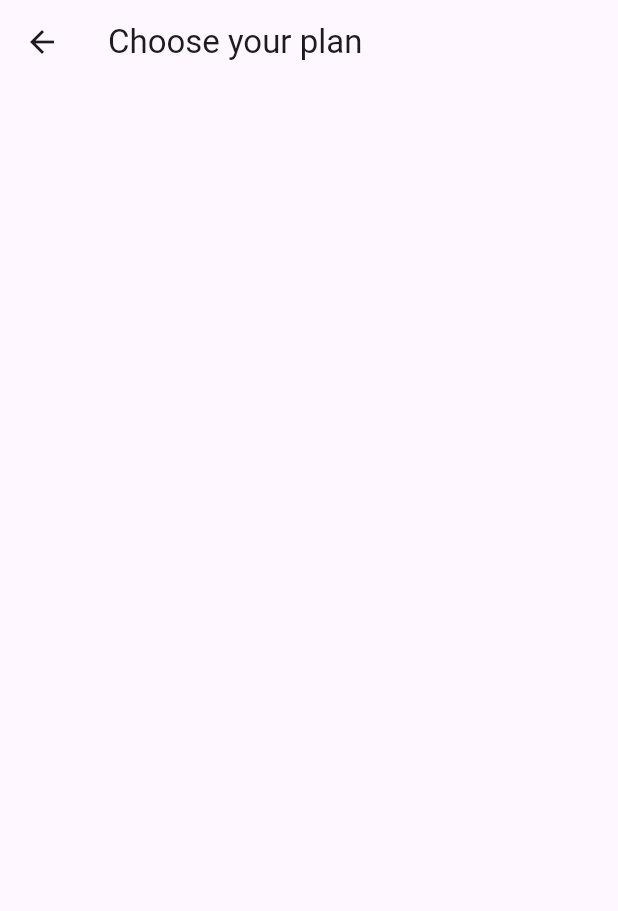
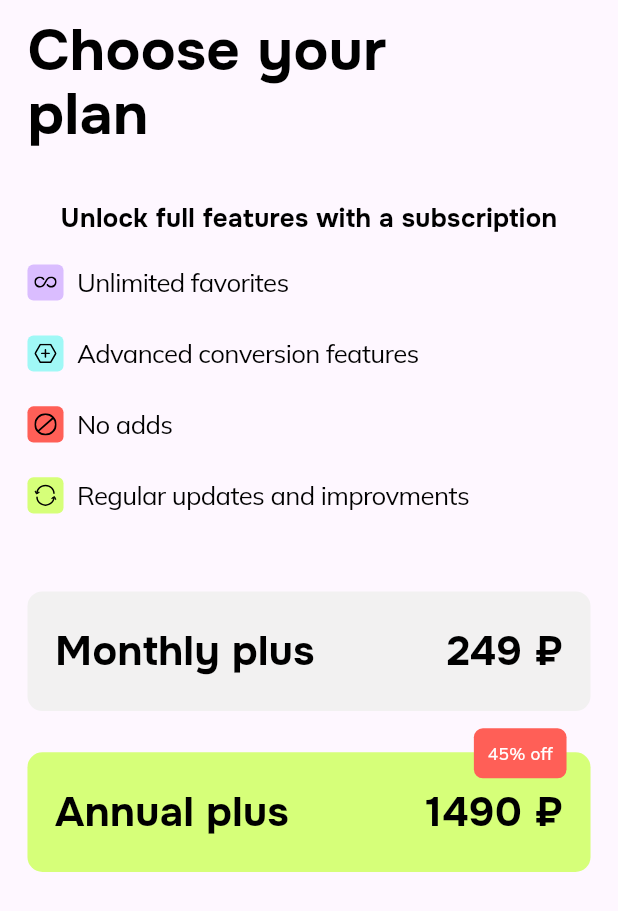
Before and after one commit to lusnyak-flutter-apps/easy_units, a Flutter app: the PlansScreen screen opened directly, on a phone screen of 412 x 824 dp. Shown: the top 911 px of the screen. Run offline on Flutter 3.47's test engine with Material 3 defaults, Android fonts, the phone set to English and light mode, and no system bars; our stand-ins replace auto_route, awesome_extensions, bloc, dio, equatable, flutter_native_splash and 5 more; Roboto replaces fonts that are missing (Onest).

Commit message:
add favorite and plans page

```diff
--- a/lib/data/strings/app_strings.dart
+++ b/lib/data/strings/app_strings.dart
@@ -20,4 +20,15 @@ class AppStrings {
   static const String time = "Time";
   static const String torque = "Torque";
   static const String volume = "Volume";
+  static const String choosePlaneTitle =
+      "Unlock full features with a subscription ";
+  static const String planeFeatureFavorites = "Unlimited favorites";
+  static const String planeFeatureConversion = "Advanced conversion features";
+  static const String planeFeatureAds = "No adds";
+  static const String planeFeatureUpdates = "Regular updates and improvments";
+  static const String planeSubscriptionMonthly = "Monthly plus";
+  static const String planeSubscriptionAnnual = "Annual plus";
+  static const String planePageTitle = "Choose your \nplan";
+  static const String favoritePageTitle = "Favorite";
+  static const String chooseUnitPageTitle = "Choose \nunit type";
 }
--- a/lib/presentations/plans_screen/plans_screen.dart
+++ b/lib/presentations/plans_screen/plans_screen.dart
@@ -1,4 +1,6 @@
 import 'package:auto_route/annotations.dart';
+import 'package:easy_units/data/strings/app_strings.dart';
+import 'package:eu_uikit/eu_uikit.dart';
 import 'package:flutter/material.dart';
 
 @RoutePage()
@@ -8,11 +10,68 @@ class PlansScreen extends StatelessWidget {
   @override
   Widget build(BuildContext context) {
     return Scaffold(
-      appBar: AppBar(
-        title: const Text("Choose your plan"),
-      ),
+      // appBar: AppBar(
+      //   automaticallyImplyLeading: false,
+      //   title: const Text("Choose your plan"),
+      // ),
       body: SafeArea(
-        child: Container(),
+        child: SingleChildScrollView(
+          child: Column(
+            crossAxisAlignment: CrossAxisAlignment.stretch,
+            children: [
+              Text(
+                AppStrings.planePageTitle,
+                textAlign: TextAlign.start,
+                style: headerH1TextStyle,
+              ).paddingOnly(top: 10.w),
+              40.h.heightBox,
+              Text(
+                AppStrings.choosePlaneTitle,
+                textAlign: TextAlign.center,
+                style: headingTextStyle,
+              ),
+              Column(
+                mainAxisAlignment: MainAxisAlignment.center,
+                children: [
+                  PlanFeatureElement(
+                    icon: EasyUnitsAssets.icons.unlimit.svg(width: 20.w),
+                    title: AppStrings.planeFeatureFavorites,
+                    iconBgColor: EUColors.accentVioletColor,
+                  ),
+                  PlanFeatureElement(
+                    icon: EasyUnitsAssets.icons.plus6Side.svg(width: 20.w),
+                    title: AppStrings.planeFeatureConversion,
+                    iconBgColor: EUColors.accentBlueColor,
+                  ),
+                  PlanFeatureElement(
+                    icon: EasyUnitsAssets.icons.stop.svg(width: 20.w),
+                    title: AppStrings.planeFeatureAds,
+                    iconBgColor: EUColors.accentRedColor,
+                  ),
+                  PlanFeatureElement(
+                    icon: EasyUnitsAssets.icons.refresh.svg(width: 20.w),
+                    title: AppStrings.planeFeatureUpdates,
+                    iconBgColor: EUColors.accentGreenColor,
+                  ),
+                ],
+              ).paddingOnly(
+                top: 16.w,
+              ),
+              32.h.heightBox,
+              PlanSubscriptionContainer(
+                name: AppStrings.planeSubscriptionMonthly,
+                price: 249,
+              ),
+              PlanSubscriptionContainer(
+                name: AppStrings.planeSubscriptionAnnual,
+                price: 1490,
+                bgColor: EUColors.accentGreenColor,
+                discount: 45,
+                withDiscount: true,
+              ),
+            ],
+          ).paddingSymmetric(horizontal: 16.w),
+        ),
       ),
     );
   }
--- a/packages/eu_uikit/lib/eu_uikit.dart
+++ b/packages/eu_uikit/lib/eu_uikit.dart
@@ -8,6 +8,9 @@ export 'src/assets/assets.gen.dart';
 export 'src/assets/fonts.gen.dart';
 export 'src/widgets/unit_container.dart';
 export 'src/widgets/fields/search_text_field.dart';
+export 'src/widgets/favorite_unit_container.dart';
+export 'src/widgets/plan_feature_element.dart';
+export 'src/widgets/plan_subscription_container.dart';
 
 /// packages
 export 'package:flutter_svg/svg.dart';
--- /dev/null
+++ b/packages/eu_uikit/lib/src/widgets/plan_feature_element.dart
@@ -0,0 +1,45 @@
+import 'package:eu_uikit/eu_uikit.dart';
+import 'package:flutter/cupertino.dart';
+import 'package:flutter/material.dart';
+
+class PlanFeatureElement extends StatelessWidget {
+  const PlanFeatureElement({
+    required this.title,
+    required this.icon,
+    required this.iconBgColor,
+    super.key,
+  });
+  final String title;
+  final Widget icon;
+  final Color iconBgColor;
+
+  @override
+  Widget build(BuildContext context) {
+    return Padding(
+      padding: EdgeInsets.only(bottom: 16.w),
+      child: Row(
+        crossAxisAlignment: CrossAxisAlignment.center,
+        children: [
+          Container(
+              height: 21.w,
+              width: 21.w,
+              padding: EdgeInsets.all(4.w),
+              decoration: BoxDecoration(
+                color: iconBgColor,
+                borderRadius: BorderRadius.circular(4.0),
+              ),
+              child: icon),
+          Expanded(
+            child: Padding(
+              padding: EdgeInsets.only(left: 8.w),
+              child: Text(
+                title,
+                style: bodyRegular15TextStyle,
+              ),
+            ),
+          )
+        ],
+      ),
+    );
+  }
+}
--- /dev/null
+++ b/packages/eu_uikit/lib/src/widgets/plan_subscription_container.dart
@@ -0,0 +1,71 @@
+import 'package:eu_uikit/eu_uikit.dart';
+import 'package:flutter/material.dart';
+
+class PlanSubscriptionContainer extends StatelessWidget {
+  const PlanSubscriptionContainer({
+    required this.name,
+    required this.price,
+    this.bgColor = EUColors.baceGreyColor,
+    this.discountBgColor = EUColors.accentRedColor,
+    this.withDiscount = false,
+    this.discount = 0,
+    super.key,
+  });
+  final String name;
+  final int price;
+  final Color bgColor;
+  final Color discountBgColor;
+  final bool withDiscount;
+  final int discount;
+
+  @override
+  Widget build(BuildContext context) {
+    return Padding(
+      padding: EdgeInsets.only(bottom: 24.w),
+      child: Stack(
+        alignment: AlignmentDirectional.topEnd,
+        clipBehavior: Clip.none,
+        children: [
+          Container(
+            padding: EdgeInsets.symmetric(vertical: 20.w, horizontal: 16.w),
+            decoration: BoxDecoration(
+              color: bgColor,
+              borderRadius: BorderRadius.circular(10.0),
+            ),
+            child: Row(
+              mainAxisAlignment: MainAxisAlignment.spaceBetween,
+              children: [
+                Text(
+                  name,
+                  style: headerH2TextStyle,
+                ),
+                Text(
+                  "$price ₽",
+                  style: headerH2TextStyle,
+                )
+              ],
+            ),
+          ),
+          if (withDiscount)
+            Positioned(
+              top: -16,
+              right: 16,
+              child: Container(
+                padding: EdgeInsets.all(8.w),
+                decoration: BoxDecoration(
+                  color: discountBgColor,
+                  borderRadius: BorderRadius.circular(6.0),
+                ),
+                child: Text(
+                  "$discount% off",
+                  style: bodySmall10TextStyle.copyWith(
+                    color: EUColors.whiteColor,
+                  ),
+                ),
+              ),
+            )
+        ],
+      ),
+    );
+  }
+}
--- a/pubspec.yaml
+++ b/pubspec.yaml
@@ -28,6 +28,7 @@ dependencies:
   flutter_native_splash: ^2.4.0
   home_widget: ^0.5.0
   flutter_staggered_grid_view: ^0.7.0
+  flutter_slidable: ^3.1.0
 
   eu_uikit:
     path: ./packages/eu_uikit
```
Also changed, not shown: lib/presentations/choose_unit_type/choose_unit_type_screen.dart (+7 -3 lines), lib/presentations/favorite/favorite_screen.dart (+42 -4 lines), packages/eu_uikit/lib/src/widgets/favorite_unit_container.dart (added, +78 -0 lines).
